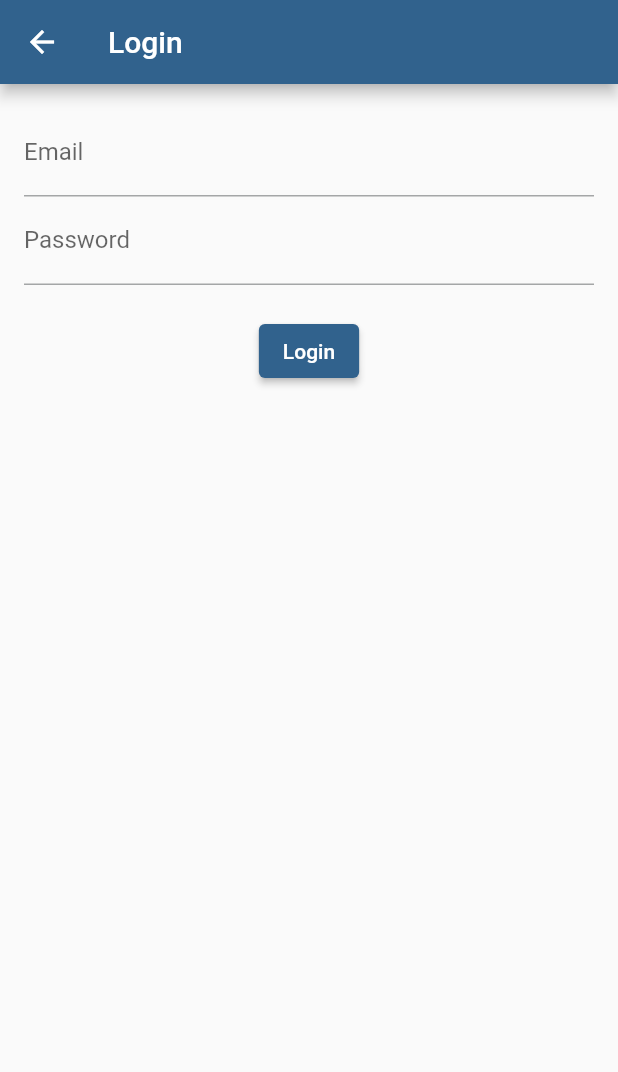
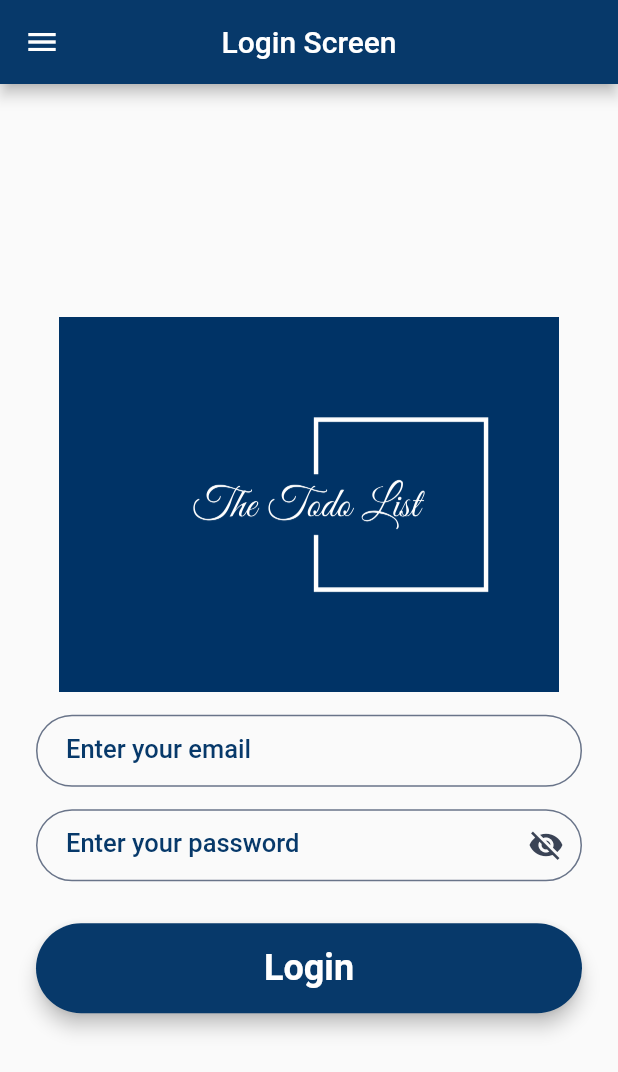
Before and after one commit to aunshpatel/flutter-todo_list, a Flutter app: the LoginPage screen opened by its route, on a phone screen of 412 x 824 dp. Shown: the top 1072 px of the screen. Run offline on Flutter 3.47's test engine with Material 3 defaults, Android fonts, the phone set to English and light mode, and no system bars; our stand-ins replace equatable, flutter_bloc, shared_preferences; accounts and stored records are empty.

Commit message:
Update UI

```diff
--- a/lib/screens/login_page.dart
+++ b/lib/screens/login_page.dart
@@ -1,6 +1,8 @@
 import 'package:flutter/material.dart';
 import 'package:flutter_bloc/flutter_bloc.dart';
 import 'package:todo_list/screens/widgets/consts.dart';
+import 'package:todo_list/screens/widgets/rounded_buttons.dart';
+import 'package:todo_list/screens/widgets/side_drawer.dart';
 
 import '../blocs/login/login_bloc.dart';
 import '../blocs/login/login_event.dart';
@@ -14,7 +16,11 @@ class LoginPage extends StatefulWidget {
 class _LoginPageState extends State<LoginPage> {
   final TextEditingController emailController = TextEditingController();
   final TextEditingController passwordController = TextEditingController();
+  String email = '', pwd = '';
+  String loginEmailID = '', loginPassword = '';
+  bool showSpinner = false, _passwordVisible = false;
 
+  // Login success or failure message
   void _showMessage(String title, String message, bool success) {
     showDialog(
       context: context,
@@ -41,21 +47,99 @@ class _LoginPageState extends State<LoginPage> {
 
   @override
   Widget build(BuildContext context) {
-    return Scaffold(
-      appBar: AppBar(title: const Text('Login')),
+    return PopScope(
+      canPop: false,
+      child: Scaffold(
+        drawerEnableOpenDragGesture: true,
+        drawer: const SideDrawer(),
+        appBar: AppBar(
+          leading: Builder(
+            builder: (BuildContext context) {
+              return IconButton(
+                icon: const Icon(Icons.menu),
+                color: kWhiteColor,
+                onPressed: () {
+                  Scaffold.of(context).openDrawer();
+                },
+                tooltip: MaterialLocalizations.of(context).openAppDrawerTooltip,
+              );
+            },
+          ),
+          actions: <Widget>[],
+          centerTitle: true,
+          title: Text('Login Screen', style:TextStyle(color: kWhiteColor),),
+          backgroundColor: kThemeBlueColor,
+        ),
         body: Padding(
-        padding: const EdgeInsets.all(16.0),
+          padding: const EdgeInsets.only(left:24.0,right:24.0),
+          child: showSpinner == true ? SizedBox(
+            width: MediaQuery.of(context).size.width,
+            height: MediaQuery.of(context).size.height,
             child: Column(
+              mainAxisAlignment: MainAxisAlignment.center,
+              crossAxisAlignment: CrossAxisAlignment.center,
               children: [
+                CircularProgressIndicator(),
+                SizedBox(height: 10,),
+                Text('Logging In'),
+              ],
+            ),
+          ) : Column(
+            mainAxisAlignment: MainAxisAlignment.center,
+            crossAxisAlignment: CrossAxisAlignment.stretch,
+            children: [
+              const SizedBox(
+                height: 15.0,
+              ),
+              Flexible(
+                child: HeroLogo(height:250,image:'assets/images/todo-list-dark-theme-logo.png', tag:'photo'),
+              ),
+              const SizedBox(
+                height: 15.0,
+              ),
               TextField(
                 controller: emailController,
-              decoration: const InputDecoration(labelText: 'Email'),
+                keyboardType: TextInputType.emailAddress,
+                onChanged:(value){
+                  email = emailController.text;
+                  // SharedPreferences.getInstance().then((prefs) {
+                  //   prefs.setString('email', email);
+                  // },);
+                },
+                decoration: textInputDecoration('Enter your email',),
               ),
+              // TextField(
+              //   controller: emailController,
+              //   decoration: const InputDecoration(labelText: 'Email'),
+              // ),
+              const SizedBox(
+                height: 15.0,
+              ),
+
               TextField(
                 controller: passwordController,
-              decoration: const InputDecoration(labelText: 'Password'),
-              obscureText: true,
+                obscureText: _passwordVisible == false ? true : false,
+                onChanged:(value){
+                  pwd = passwordController.text;
+                  // SharedPreferences.getInstance().then((prefs) {
+                  //   prefs.setString('password', pwd);
+                  // },);
+                },
+                decoration: passwordInputDecoration(
+                    'Enter your password',
+                    _passwordVisible,
+                        (){
+                      setState(() {
+                        _passwordVisible = !_passwordVisible;
+                      });
+                    }
                 ),
+              ),
+              // TextField(
+              //   controller: passwordController,
+              //   decoration: const InputDecoration(labelText: 'Password'),
+              //   obscureText: true,
+              // ),
               const SizedBox(height: 20),
               BlocListener<LoginBloc, LoginState>(
                 listener: (context, state) {
@@ -63,11 +147,13 @@ class _LoginPageState extends State<LoginPage> {
                     _showMessage('SUCCESS!', 'Congratulations, you have logged in successfully! You will be redirected to home page now.', true);
                     setState(() {
                       isLoggedIn = true;
+                      showSpinner = false;
                     });
                     // Navigator.pushReplacementNamed(context, '/home_page');
                   } else if (state is LoginFailure) {
                     setState(() {
                       isLoggedIn = false;
+                      showSpinner = false;
                     });
                     _showMessage('WARNING!', 'Login failed, please try again.', false);
                   }
@@ -77,10 +163,25 @@ class _LoginPageState extends State<LoginPage> {
                     if (state is LoginLoading) {
                       return const CircularProgressIndicator();
                     }
+                    return RoundedButton(
+                      colour:kThemeBlueColor,
+                      title:'Login',
+                      onPress:()  {
+                        final email = emailController.text;
+                        final password = passwordController.text;
+                        setState(() {
+                          showSpinner = true;
+                        });
+                        context.read<LoginBloc>().add(LoginSubmitted(email: email, password: password));
+                      },
+                    );
                     return ElevatedButton(
                       onPressed: () {
                         final email = emailController.text;
                         final password = passwordController.text;
+                        setState(() {
+                          showSpinner = true;
+                        });
                         context.read<LoginBloc>().add(LoginSubmitted(email: email, password: password));
                       },
                       child: const Text('Login'),
@@ -91,6 +192,7 @@ class _LoginPageState extends State<LoginPage> {
             ],
           ),
         ),
+      )
     );
   }
 }
```
Lines whose indentation alone changed are shown as unchanged.
